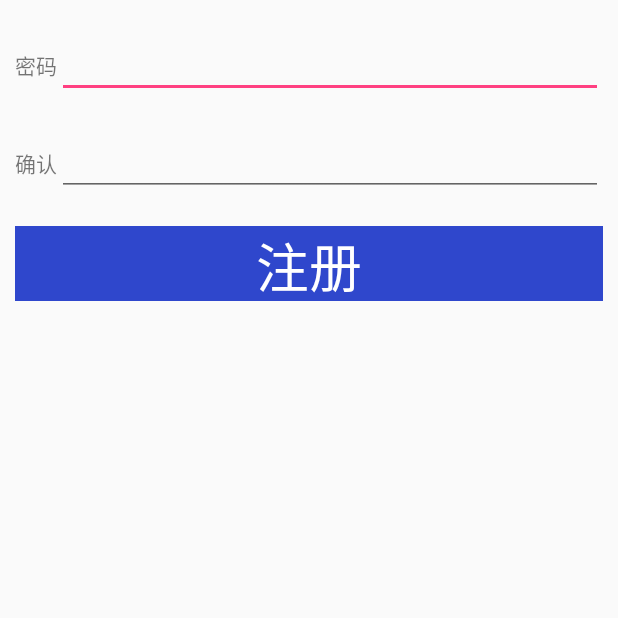
After one commit to fromUse/SeekMan, an Android app: the PasswordActivity screen opened directly, with no data from a screen before it, on a phone screen of 412 x 824 dp, the top half of it. The commit adds this screen. Run offline under Robolectric (Android 15) with nearby library versions, the phone set to English and light mode, and no system bars.

```diff
--- a/SMSSDK/build.gradle
+++ b/SMSSDK/build.gradle
@@ -1,7 +1,7 @@
 apply plugin: 'android-library'
 
 dependencies {
-    compile fileTree(dir: 'libs', include: '*.jar')
+    compile fileTree(include: '*.jar', dir: 'libs')
 }
 
 android {
--- a/app/build.gradle
+++ b/app/build.gradle
@@ -23,6 +23,7 @@ android {
 dependencies {
     compile fileTree(include: ['*.jar'], dir: 'libs')
     testCompile 'junit:junit:4.12'
+    compile project(':ShortMessageSDKGUI')
     compile 'com.android.support:appcompat-v7:23.3.0'
-    compile project(':ShortMessageSDKGUI')
+    compile 'com.android.support:design:23.3.0'
 }
--- a/app/src/main/AndroidManifest.xml
+++ b/app/src/main/AndroidManifest.xml
@@ -2,15 +2,16 @@
 <manifest xmlns:android="http://schemas.android.com/apk/res/android"
           package="com.seekman">
 
-    <uses-permission android:name="android.permission.READ_CONTACTS" />
-    <uses-permission android:name="android.permission.READ_PHONE_STATE" />
-    <uses-permission android:name="android.permission.WRITE_EXTERNAL_STORAGE" />
-    <uses-permission android:name="android.permission.ACCESS_NETWORK_STATE" />
-    <uses-permission android:name="android.permission.ACCESS_WIFI_STATE" />
-    <uses-permission android:name="android.permission.INTERNET" />
-    <uses-permission android:name="android.permission.RECEIVE_SMS" />
-    <uses-permission android:name="android.permission.GET_TASKS" />
-    <uses-permission android:name="android.permission.ACCESS_FINE_LOCATION" />
+    <uses-permission android:name="android.permission.READ_CONTACTS"/>
+    <uses-permission android:name="android.permission.READ_PHONE_STATE"/>
+    <uses-permission android:name="android.permission.WRITE_EXTERNAL_STORAGE"/>
+    <uses-permission android:name="android.permission.ACCESS_NETWORK_STATE"/>
+    <uses-permission android:name="android.permission.ACCESS_WIFI_STATE"/>
+    <uses-permission android:name="android.permission.INTERNET"/>
+    <uses-permission android:name="android.permission.RECEIVE_SMS"/>
+    <uses-permission android:name="android.permission.GET_TASKS"/>
+    <uses-permission android:name="android.permission.ACCESS_FINE_LOCATION"/>
+
     <application
         android:allowBackup="true"
         android:icon="@mipmap/ic_launcher"
@@ -26,9 +27,14 @@
         </activity>
         <activity
             android:name="com.mob.tools.MobUIShell"
+            android:configChanges="keyboardHidden|orientation|screenSize"
             android:theme="@android:style/Theme.Translucent.NoTitleBar"
-            android:configChanges="keyboardHidden|orientation|screenSize"
             android:windowSoftInputMode="stateHidden|adjustResize"/>
+        <activity
+            android:name=".activity.PasswordActivity"
+            android:label="@string/title_activity_password"
+            android:theme="@style/AppTheme.NoActionBar">
+        </activity>
     </application>
 
 </manifest>
--- a/app/src/main/java/com/seekman/activity/MainActivity.java
+++ b/app/src/main/java/com/seekman/activity/MainActivity.java
@@ -1,5 +1,6 @@
 package com.seekman.activity;
 
+import android.content.Intent;
 import android.os.Bundle;
 import android.support.v7.app.AppCompatActivity;
 import android.util.Log;
@@ -7,18 +8,63 @@ import android.view.View;
 
 import com.seekman.R;
 
+import java.util.HashMap;
+
+import cn.smssdk.EventHandler;
+import cn.smssdk.SMSSDK;
+import cn.smssdk.gui.RegisterPage;
+
 
 public class MainActivity extends AppCompatActivity {
 
     private static final String TAG = "MainActivity";
+    private final String KEY = "12eb6c944537c";
+    private final String SECRETE = "1b4e1b70e8bfb71bb7b5459ac6444b24";
+
     @Override
     protected void onCreate(Bundle savedInstanceState) {
         super.onCreate (savedInstanceState);
         setContentView (R.layout.activity_main);
+        SMSSDK.initSDK (MainActivity.this, KEY, SECRETE);
+
     }
 
-    public void register(View view){
+    public void register_test(View view) {
 
         Log.i (TAG, "register: --------注册----------");
+        RegisterPage registerPage = new RegisterPage ();
+        registerPage.setRegisterCallback (new EventHandler () {
+
+            @Override
+            public void afterEvent(int event, int result, Object data) {
+
+                if (result == SMSSDK.RESULT_COMPLETE) {
+                    HashMap<String, Object> map = (HashMap<String, Object>) data;
+                    String country = (String) map.get ("country");
+                    String phone = (String) map.get ("phone");
+                    registerUser (country, phone);
+
+
+                }
+            }
+        });
+
+        registerPage.show (MainActivity.this);
+    }
+
+
+    /**
+     * 验证成功后跳转到注册页面
+     *
+     * @param country 国家代码
+     * @param phone   手机号码
+     */
+    private void registerUser(String country, String phone) {
+        // Toast.makeText (MainActivity.this,country+phone,Toast.LENGTH_LONG).show ();
+        Intent it = new Intent (MainActivity.this, PasswordActivity.class);
+
+        it.putExtra ("country", country);
+        it.putExtra ("phone", phone);
+        startActivity (it);
     }
 }
--- /dev/null
+++ b/app/src/main/java/com/seekman/activity/PasswordActivity.java
@@ -0,0 +1,48 @@
+package com.seekman.activity;
+
+import android.content.Intent;
+import android.os.Bundle;
+import android.support.v7.app.AppCompatActivity;
+import android.util.Log;
+import android.view.View;
+import android.widget.EditText;
+
+import com.seekman.R;
+
+public class PasswordActivity extends AppCompatActivity {
+
+    private static final String TAG = "PasswordActivity";
+    private EditText mEditPassword = null;
+    private EditText mEditConfimm = null;
+    private Intent data = null;
+    @Override
+    protected void onCreate(Bundle savedInstanceState) {
+        super.onCreate (savedInstanceState);
+        setContentView (R.layout.activity_password);
+
+        init();
+        data();
+    }
+
+    private void data() {
+        data =  getIntent ();
+        if (data != null) {
+            String country = data.getStringExtra ("country");
+            String phone = data.getStringExtra ("phone");
+        }
+    }
+
+    private void init() {
+            mEditPassword = (EditText) findViewById (R.id.password);
+
+    }
+
+    /**
+     * 这里做用户注册的相关操作
+     * @param view
+     */
+    public void register(View view){
+        Log.i (TAG, "register: ");
+    }
+
+}
--- /dev/null
+++ b/app/src/main/res/drawable/btn_register_style.xml
@@ -0,0 +1,5 @@
+<?xml version="1.0" encoding="utf-8"?>
+<selector xmlns:android="http://schemas.android.com/apk/res/android">
+<item android:state_pressed="true" android:drawable="@color/register_on"/>
+<item android:state_pressed="false" android:drawable="@color/register_normal"/>
+</selector>
--- a/app/src/main/res/layout/activity_main.xml
+++ b/app/src/main/res/layout/activity_main.xml
@@ -9,6 +9,6 @@
         android:layout_width="match_parent"
         android:layout_height="wrap_content"
         android:text="注册"
-        android:onClick="register"
+        android:onClick="register_test"
         />
 </RelativeLayout>
--- /dev/null
+++ b/app/src/main/res/layout/activity_password.xml
@@ -0,0 +1,60 @@
+<?xml version="1.0" encoding="utf-8"?>
+<LinearLayout
+    xmlns:android="http://schemas.android.com/apk/res/android"
+    xmlns:tools="http://schemas.android.com/tools"
+    android:layout_width="match_parent"
+    android:layout_height="match_parent"
+    android:orientation="vertical"
+    android:paddingLeft="10dp"
+    android:paddingRight="10dp"
+    tools:context="com.seekman.activity.PasswordActivity">
+
+    <LinearLayout
+        android:layout_marginTop="20dp"
+        android:layout_width="match_parent"
+        android:layout_height="wrap_content"
+        android:orientation="horizontal">
+
+        <TextView
+            android:layout_width="wrap_content"
+            android:layout_height="wrap_content"
+            android:text="密码"/>
+        <EditText
+            android:layout_width="0dp"
+            android:layout_height="wrap_content"
+            android:layout_weight="1"
+            android:id="@+id/password"
+            />
+    </LinearLayout>
+    <LinearLayout
+        android:layout_marginTop="20dp"
+        android:layout_width="match_parent"
+        android:layout_height="wrap_content"
+        android:orientation="horizontal">
+
+        <TextView
+            android:layout_width="wrap_content"
+            android:layout_height="wrap_content"
+            android:text="确认"/>
+        <EditText
+            android:layout_width="0dp"
+            android:layout_height="wrap_content"
+            android:layout_weight="1"
+            />
+    </LinearLayout>
+
+    <LinearLayout
+        android:onClick="register"
+        android:layout_marginTop="20dp"
+        android:layout_width="match_parent"
+        android:layout_height="50dp"
+        android:gravity="center_horizontal|center_vertical"
+        android:background="@drawable/btn_register_style">
+        <TextView
+            android:layout_width="wrap_content"
+            android:layout_height="wrap_content"
+            android:text="注册"
+            android:textSize="16pt"
+            android:textColor="#ffffff"/>
+    </LinearLayout>
+</LinearLayout>
--- /dev/null
+++ b/app/src/main/res/values-v21/styles.xml
@@ -0,0 +1,9 @@
+<resources>
+
+    <style name="AppTheme.NoActionBar">
+        <item name="windowActionBar">false</item>
+        <item name="windowNoTitle">true</item>
+        <item name="android:windowDrawsSystemBarBackgrounds">true</item>
+        <item name="android:statusBarColor">@android:color/transparent</item>
+    </style>
+</resources>
--- a/app/src/main/res/values/colors.xml
+++ b/app/src/main/res/values/colors.xml
@@ -1,6 +1,8 @@
 <?xml version="1.0" encoding="utf-8"?>
 <resources>
     <color name="colorPrimary">#3F51B5</color>
+    <color name="register_normal">#2f47cc</color>
+    <color name="register_on">#0f259e</color>
     <color name="colorPrimaryDark">#303F9F</color>
     <color name="colorAccent">#FF4081</color>
 </resources>
--- a/app/src/main/res/values/dimens.xml
+++ b/app/src/main/res/values/dimens.xml
@@ -2,4 +2,5 @@
     <!-- Default screen margins, per the Android Design guidelines. -->
     <dimen name="activity_horizontal_margin">16dp</dimen>
     <dimen name="activity_vertical_margin">16dp</dimen>
+    <dimen name="fab_margin">16dp</dimen>
 </resources>
--- a/app/src/main/res/values/strings.xml
+++ b/app/src/main/res/values/strings.xml
@@ -1,3 +1,4 @@
 <resources>
     <string name="app_name">SenkMan</string>
+    <string name="title_activity_password">PasswordActivity</string>
 </resources>
--- a/app/src/main/res/values/styles.xml
+++ b/app/src/main/res/values/styles.xml
@@ -8,4 +8,13 @@
         <item name="colorAccent">@color/colorAccent</item>
     </style>
 
+    <style name="AppTheme.NoActionBar">
+        <item name="windowActionBar">false</item>
+        <item name="windowNoTitle">true</item>
+    </style>
+
+    <style name="AppTheme.AppBarOverlay" parent="ThemeOverlay.AppCompat.Dark.ActionBar"/>
+
+    <style name="AppTheme.PopupOverlay" parent="ThemeOverlay.AppCompat.Light"/>
+
 </resources>
```
Also changed, not shown: 32 other files.
